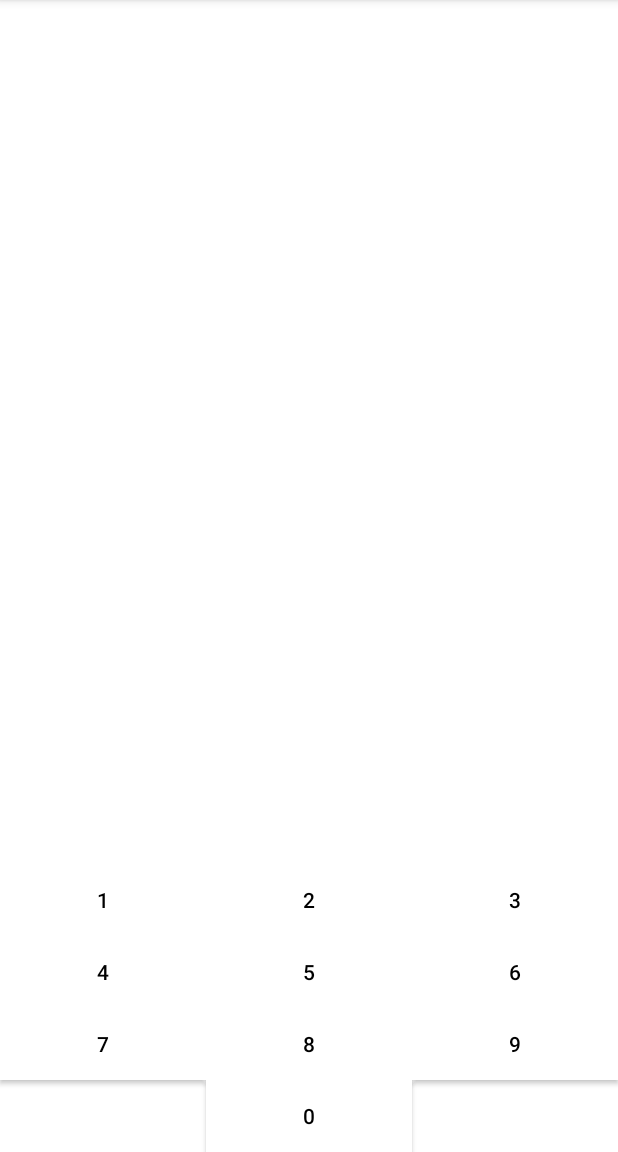
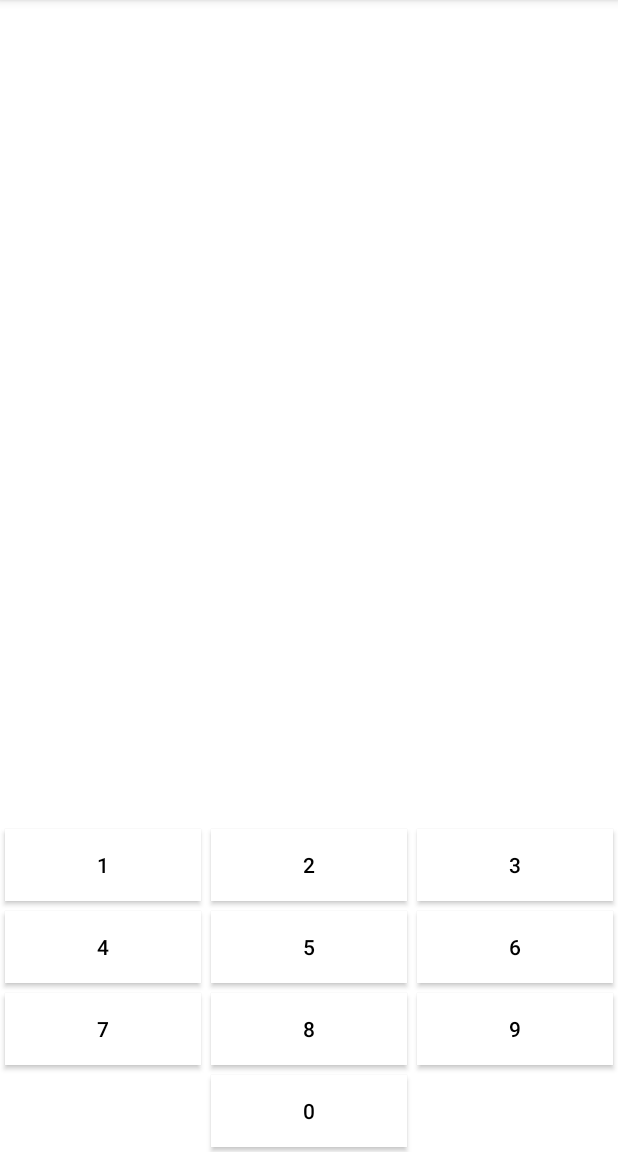
Before and after one commit to coderbunker/kiosk-android, an Android app: the layout password_dialog.xml on its own in the app's theme, with its tools: preview values and no code run, on a phone screen of 412 x 824 dp, the part 84-1236 px from its top. Run offline under Robolectric (Android 15) with nearby library versions, the phone set to English and light mode, and no system bars.

Commit message:
Small fixes

```diff
--- a/app/src/main/res/layout/activity_settings.xml
+++ b/app/src/main/res/layout/activity_settings.xml
@@ -109,7 +109,8 @@
                 android:layout_width="match_parent"
                 android:layout_height="wrap_content"
                 android:hint="Enter the URL here..."
-                android:inputType="textUri" />
+                android:inputType="textUri"
+                android:textColor="#000" />
 
             <Button
                 android:id="@+id/btnSave"
--- a/app/src/main/res/layout/password_dialog.xml
+++ b/app/src/main/res/layout/password_dialog.xml
@@ -107,6 +107,7 @@
         <Button
             android:id="@+id/number1"
             android:layout_columnWeight="1"
+            android:layout_margin="3dp"
             android:background="#FFF"
             android:elevation="4dp"
             android:tag="1"
@@ -116,6 +117,7 @@
         <Button
             android:id="@+id/number2"
             android:layout_columnWeight="1"
+            android:layout_margin="3dp"
             android:background="#FFF"
             android:elevation="4dp"
             android:tag="2"
@@ -125,6 +127,7 @@
         <Button
             android:id="@+id/number3"
             android:layout_columnWeight="1"
+            android:layout_margin="3dp"
             android:background="#FFF"
             android:elevation="4dp"
             android:tag="3"
@@ -134,6 +137,7 @@
         <Button
             android:id="@+id/number4"
             android:layout_columnWeight="1"
+            android:layout_margin="3dp"
             android:background="#FFF"
             android:elevation="4dp"
             android:tag="4"
@@ -143,6 +147,7 @@
         <Button
             android:id="@+id/number5"
             android:layout_columnWeight="1"
+            android:layout_margin="3dp"
             android:background="#FFF"
             android:elevation="4dp"
             android:tag="5"
@@ -152,6 +157,7 @@
         <Button
             android:id="@+id/number6"
             android:layout_columnWeight="1"
+            android:layout_margin="3dp"
             android:background="#FFF"
             android:elevation="4dp"
             android:tag="6"
@@ -161,6 +167,7 @@
         <Button
             android:id="@+id/number7"
             android:layout_columnWeight="1"
+            android:layout_margin="3dp"
             android:background="#FFF"
             android:elevation="4dp"
             android:onClick=""
@@ -171,6 +178,7 @@
         <Button
             android:id="@+id/number8"
             android:layout_columnWeight="1"
+            android:layout_margin="3dp"
             android:background="#FFF"
             android:elevation="4dp"
             android:onClick=""
@@ -181,6 +189,7 @@
         <Button
             android:id="@+id/number9"
             android:layout_columnWeight="1"
+            android:layout_margin="3dp"
             android:background="#FFF"
             android:elevation="4dp"
             android:onClick=""
@@ -192,12 +201,14 @@
             android:id="@+id/number0"
             android:layout_column="1"
             android:layout_columnWeight="1"
+            android:layout_margin="3dp"
             android:background="#FFF"
             android:elevation="4dp"
             android:onClick=""
             android:tag="0"
             android:text="0"
             android:textColor="#000" />
+
     </GridLayout>
 
 </RelativeLayout>
```
